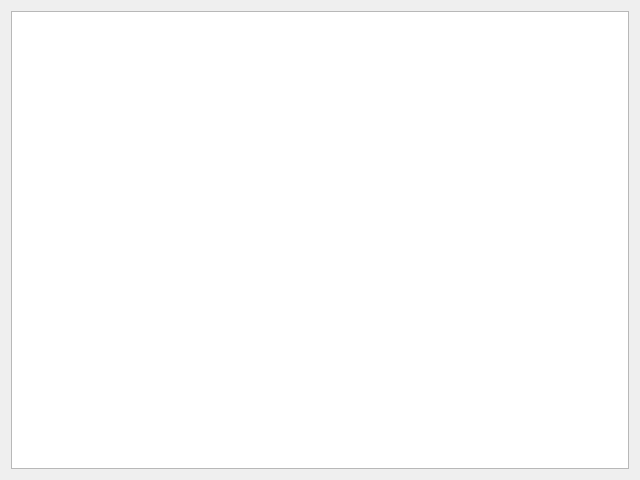
This is boreholeGUI/module/borehole/qt/Widget.ui in c-mellueh/IfcBorehole as Qt 5 draws it before an edit. The edited form follows.
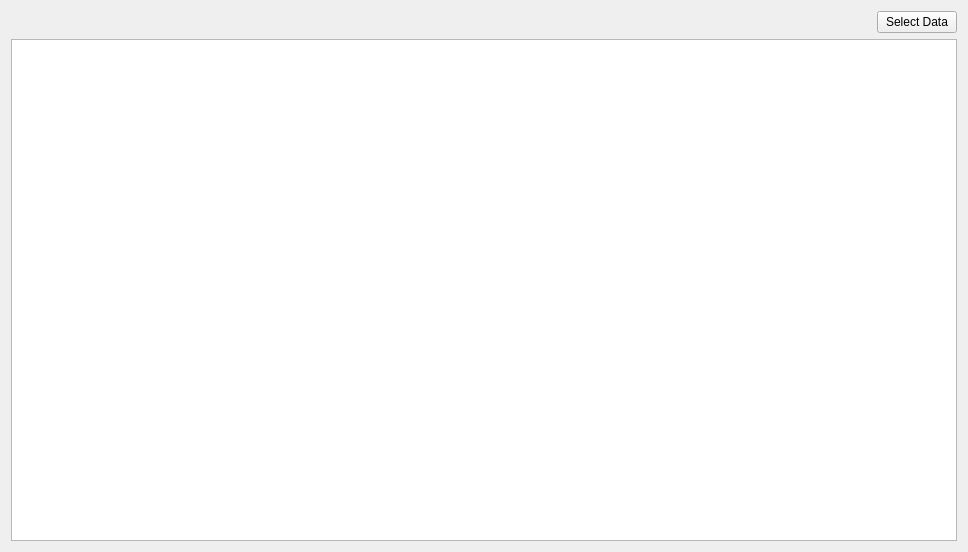
This is the edited form.

The edit to the form file:
```diff
--- a/boreholeGUI/module/borehole/qt/Widget.ui
+++ b/boreholeGUI/module/borehole/qt/Widget.ui
@@ -6,8 +6,8 @@
             <rect>
                 <x>0</x>
                 <y>0</y>
-                <width>640</width>
-                <height>480</height>
+                <width>968</width>
+                <height>552</height>
             </rect>
         </property>
         <property name="windowTitle">
@@ -15,7 +15,31 @@
         </property>
         <layout class="QVBoxLayout" name="verticalLayout">
             <item>
-                <widget class="QTableWidget" name="tableWidget"/>
+                <layout class="QHBoxLayout" name="horizontalLayout">
+                    <item>
+                        <spacer name="horizontalSpacer">
+                            <property name="orientation">
+                                <enum>Qt::Horizontal</enum>
+                            </property>
+                            <property name="sizeHint" stdset="0">
+                                <size>
+                                    <width>40</width>
+                                    <height>20</height>
+                                </size>
+                            </property>
+                        </spacer>
+                    </item>
+                    <item>
+                        <widget class="QPushButton" name="pushButton">
+                            <property name="text">
+                                <string>Select Data</string>
+                            </property>
+                        </widget>
+                    </item>
+                </layout>
+            </item>
+            <item>
+                <widget class="QTableView" name="tableView"/>
             </item>
         </layout>
     </widget>
```
